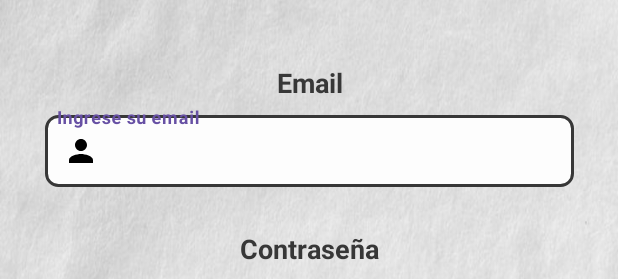
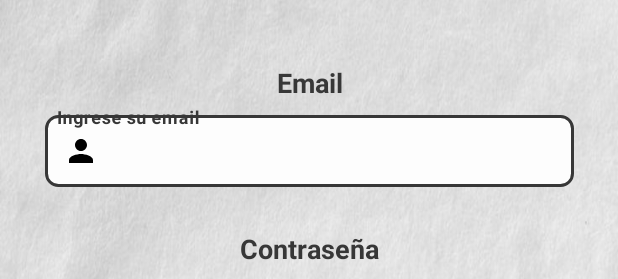
Before and after one commit to mercado-libro-integrador-2025/MercadoLibroMobile, an Android app: the layout activity_login.xml on its own in the app's theme, with its tools: preview values and no code run, on a phone screen of 412 x 824 dp. Shown: the part 202-481 px from the top of the screen. Run offline under Robolectric (Android 15) with nearby library versions, the phone set to English and light mode, and no system bars; Roboto replaces fonts that are not available here.

Commit message:
guardo cambios de tema

```diff
--- a/app/src/main/java/com/ispc/mercadolibromobile/activities/MainActivity.java
+++ b/app/src/main/java/com/ispc/mercadolibromobile/activities/MainActivity.java
@@ -72,7 +72,7 @@ public class MainActivity extends AppCompatActivity implements
         setSupportActionBar(toolbar);
 
         if (Build.VERSION.SDK_INT >= Build.VERSION_CODES.LOLLIPOP) {
-            getWindow().setStatusBarColor(ContextCompat.getColor(this, R.color.beige_suave));
+            getWindow().setStatusBarColor(ContextCompat.getColor(this, R.color.button_login_primary));
         }
 
         if (getSupportActionBar() != null) {
--- a/app/src/main/res/layout/activity_login.xml
+++ b/app/src/main/res/layout/activity_login.xml
@@ -62,8 +62,9 @@
         app:startIconTint="@android:color/black"
         app:layout_constraintEnd_toStartOf="@+id/guideline_end"
         app:layout_constraintStart_toStartOf="@+id/guideline_start"
-        app:layout_constraintTop_toBottomOf="@+id/tvUsernameLabel">
-
+        app:layout_constraintTop_toBottomOf="@+id/tvUsernameLabel"
+        app:hintTextColor="@color/button_login_primary"
+        app:boxStrokeColor="@color/button_login_primary">
         <com.google.android.material.textfield.TextInputEditText
             android:id="@+id/textInputEditTextUsername"
             android:layout_width="match_parent"
@@ -112,8 +113,9 @@
         app:endIconTint="@android:color/black"
         app:layout_constraintEnd_toStartOf="@+id/guideline_end"
         app:layout_constraintStart_toStartOf="@+id/guideline_start"
-        app:layout_constraintTop_toBottomOf="@+id/tvPasswordLabel">
-
+        app:layout_constraintTop_toBottomOf="@+id/tvPasswordLabel"
+        app:hintTextColor="@color/button_login_primary"
+        app:boxStrokeColor="@color/button_login_primary">
         <com.google.android.material.textfield.TextInputEditText
             android:id="@+id/textInputEditTextPassword"
             android:layout_width="match_parent"
@@ -163,8 +165,9 @@
         app:passwordToggleEnabled="true"
         app:startIconContentDescription="Icono de contraseña"
         app:startIconDrawable="@android:drawable/ic_lock_idle_lock"
-        app:startIconTint="@android:color/black">
-
+        app:startIconTint="@android:color/black"
+        app:hintTextColor="@color/button_login_primary"
+        app:boxStrokeColor="@color/button_login_primary">
         <com.google.android.material.textfield.TextInputEditText
             android:id="@+id/textInputEditTextRepeatPassword"
             android:layout_width="match_parent"
@@ -203,8 +206,9 @@
         app:errorTextColor="@color/error_color"
         app:layout_constraintEnd_toStartOf="@+id/guideline_end"
         app:layout_constraintStart_toStartOf="@+id/guideline_start"
-        app:layout_constraintTop_toBottomOf="@+id/textViewName">
-
+        app:layout_constraintTop_toBottomOf="@+id/textViewName"
+        app:hintTextColor="@color/button_login_primary"
+        app:boxStrokeColor="@color/button_login_primary">
         <com.google.android.material.textfield.TextInputEditText
             android:id="@+id/textInputEditTextName"
             android:layout_width="match_parent"
@@ -242,7 +246,9 @@
             android:textColor="@color/white"
             android:paddingHorizontal="32dp"
             android:textSize="18sp"
-            android:singleLine="true"        android:ellipsize="end"         app:cornerRadius="10dp"
+            android:singleLine="true"
+            android:ellipsize="end"
+            app:cornerRadius="10dp"
             android:elevation="4dp"
             android:stateListAnimator="@null" />
 
@@ -259,7 +265,9 @@
             android:textColor="@color/white"
             android:paddingHorizontal="32dp"
             android:textSize="18sp"
-            android:singleLine="true"        android:ellipsize="end"         app:cornerRadius="10dp"
+            android:singleLine="true"
+            android:ellipsize="end"
+            app:cornerRadius="10dp"
             android:elevation="4dp"
             android:stateListAnimator="@null" />
     </LinearLayout>
@@ -287,6 +295,7 @@
         android:layout_width="wrap_content"
         android:layout_height="wrap_content"
         android:visibility="gone"
+        android:indeterminateTint="@color/button_login_primary"
         app:layout_constraintBottom_toBottomOf="parent"
         app:layout_constraintEnd_toEndOf="parent"
         app:layout_constraintStart_toStartOf="parent"
--- a/app/src/main/res/values/themes.xml
+++ b/app/src/main/res/values/themes.xml
@@ -1,5 +1,10 @@
 <?xml version="1.0" encoding="utf-8"?>
 <resources xmlns:tools="http://schemas.android.com/tools">
     <style name="Base.Theme.MercadoLibroMobile" parent="Theme.Material3.DayNight.NoActionBar">
+        <item name="android:statusBarColor">@color/button_login_primary</item>
+        <item name="android:navigationBarColor">@color/button_login_primary</item>
+
+        <item name="colorPrimary">@color/button_login_primary</item>
+
     </style>
 </resources>
```
Also changed, not shown: app/src/main/res/layout/fragment_contact.xml (+6 -2 lines).
